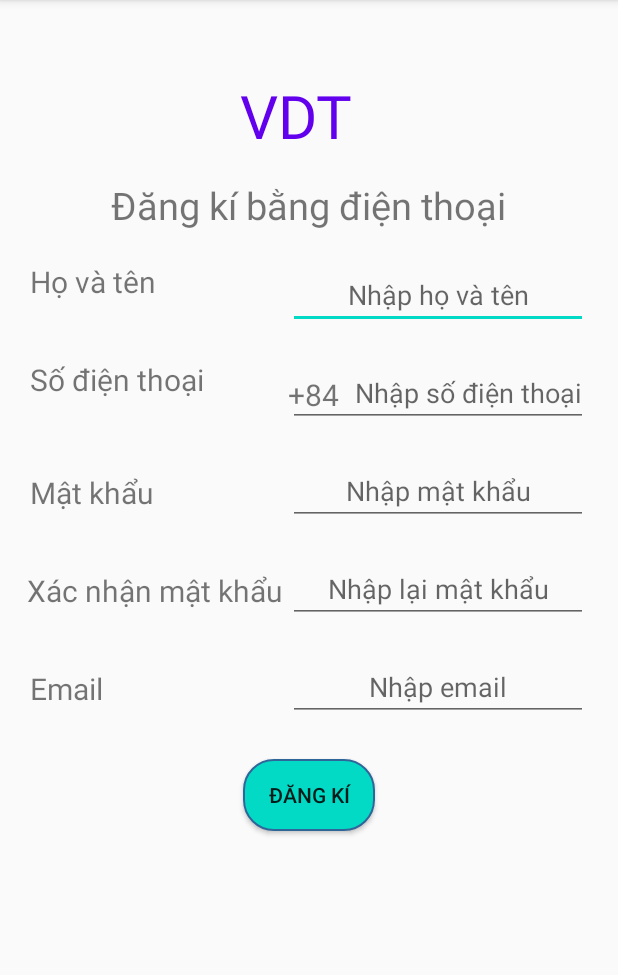
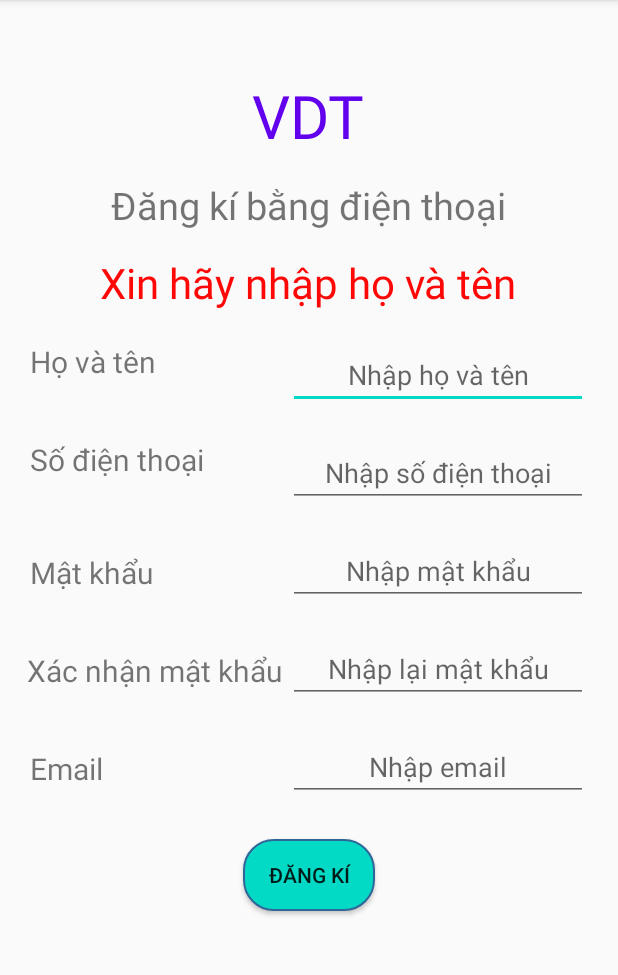
Before and after one commit to tuyen3962/Ewallet, an Android app: the RegisterByPhone screen opened directly, with no data from a screen before it, after a tap on "ĐĂNG KÍ", on a phone screen of 412 x 824 dp, the part 84-1059 px from its top. Run offline under Robolectric (Android 15) with nearby library versions, the light colour scheme and no system bars.

Commit message:
Minor update activity
Minor update login, verifyByPhone and registerByPhone activity
Add response to show message in the activity

```diff
--- a/EwalletExample/app/src/main/java/com/example/ewalletexample/RegisterByPhone.java
+++ b/EwalletExample/app/src/main/java/com/example/ewalletexample/RegisterByPhone.java
@@ -4,18 +4,22 @@
 
 import android.content.Intent;
 import android.os.Bundle;
+import android.text.Editable;
+import android.text.TextUtils;
+import android.text.TextWatcher;
 import android.view.View;
-import android.widget.Button;
 import android.widget.EditText;
-import android.widget.Toast;
+import android.widget.TextView;
 
 import com.example.ewalletexample.Symbol.Symbol;
-import com.example.ewalletexample.model.UserModel;
+import com.example.ewalletexample.data.User;
+import com.example.ewalletexample.model.Response;
+import com.example.ewalletexample.service.CheckInputField;
 
 public class RegisterByPhone extends AppCompatActivity {
 
-    EditText etUserPhone, etPassword, etConfirmPass, etEmail;
-    Button btnRegister;
+    EditText etFullname, etUserPhone, etPassword, etConfirmPass, etEmail;
+    TextView tvWarning;
 
     @Override
     protected void onCreate(Bundle savedInstanceState) {
@@ -23,50 +27,118 @@
         setContentView(R.layout.activity_register_by_phone);
 
         initUI();
-
-        btnRegister.setOnClickListener(new View.OnClickListener() {
-            @Override
-            public void onClick(View view) {
-                RegisterEvent();
-            }
-        });
+        AddTextWatcherIntoEditText();
     }
 
     void initUI(){
-        btnRegister = findViewById(R.id.btnRegister);
+        etFullname = findViewById(R.id.etFullName);
         etUserPhone = findViewById(R.id.etUserPhone);
         etPassword = findViewById(R.id.etPassword);
         etConfirmPass = findViewById(R.id.etConfirmPassword);
         etEmail = findViewById(R.id.etEmail);
+        tvWarning = findViewById(R.id.tvWarning);
     }
 
-    private void RegisterEvent(){
-        UserModel model = GetUserInformationFromInputField();
+    void AddTextWatcherIntoEditText(){
+        etFullname.addTextChangedListener(textWatcher);
+        etUserPhone.addTextChangedListener(textWatcher);
+        etPassword.addTextChangedListener(textWatcher);
+        etConfirmPass.addTextChangedListener(textWatcher);
+        etEmail.addTextChangedListener(textWatcher);
+    }
 
-        if(model.IsEmpty()){
-            Toast.makeText(RegisterByPhone.this, "Xin hãy nhập vào các ô trống",Toast.LENGTH_SHORT).show();
+    private TextWatcher textWatcher = new TextWatcher() {
+        @Override
+        public void beforeTextChanged(CharSequence charSequence, int i, int i1, int i2) {
+
+        }
+
+        @Override
+        public void onTextChanged(CharSequence charSequence, int i, int i1, int i2) {
+            if(tvWarning.getVisibility() == View.VISIBLE){
+                HideWarningTextview();
+            }
+        }
+
+        @Override
+        public void afterTextChanged(Editable editable) {
+
+        }
+    };
+
+    public void RegisterEvent(View view){
+        Response response = InputFieldIsValid();
+
+        if(response.isStatus()){
+            SwitchToVerifyByPhoneActivity();
+        }
+
+        ShowWarningTextview(response.getMessage());
+    }
+
+    private void ShowWarningTextview(String message){
+        tvWarning.setText(message);
+        tvWarning.setVisibility(View.VISIBLE);
+    }
+
+    private void HideWarningTextview(){
+        tvWarning.setVisibility(View.GONE);
+    }
+
+    private Response InputFieldIsValid(){
+        String fullName = etFullname.getText().toString();
+
+        if(TextUtils.isEmpty(fullName)){
+            return new Response("Xin hãy nhập họ và tên",false);
+        }
+
+        String phone = etUserPhone.getText().toString();
+
+        if(TextUtils.isEmpty(phone) && !CheckInputField.PhoneNumberIsValid(phone)){
+            return new Response("Xin hãy nhập số điện thoại đăng kí",false);
+        }
+
+        Response response = CheckPassword();
+
+        if(response.isStatus()){
+            String email = etEmail.getText().toString();
+            if(TextUtils.isEmpty(etEmail.getText().toString()) && !CheckInputField.EmailIsValid(email)){
+                return new Response("Xin hãy nhập email",false);
+            }
+            else{
+                return new Response("",true);
+            }
+        }
+
+        return response;
+    }
+
+    private Response CheckPassword(){
+        String pass = etPassword.getText().toString();
+        String confirmPass = etConfirmPass.getText().toString();
+
+        if (TextUtils.isEmpty(pass) || TextUtils.isEmpty(confirmPass)){
+            return new Response("Xin hãy nhập mật khẩu", false);
+        }
+        else if(!CheckInputField.PasswordIsValid(pass) || !CheckInputField.PasswordIsValid(confirmPass)){
+            return new Response("Mật khẩu không hợp lệ", false);
+        }
+        else if(pass.equalsIgnoreCase(confirmPass)){
+            return new Response("",true);
         }
         else{
-            if(model.CheckPassword()){
-                Intent intent = new Intent(RegisterByPhone.this, VerifyByPhoneActivity.class);
-                intent.putExtra(Symbol.USERNAME, model.getUsername());
-                intent.putExtra(Symbol.PASSWORD, model.getPassword());
-                intent.putExtra(Symbol.EMAIL, model.getEmail());
-                intent.putExtra(Symbol.PHONE, model.getPhoneNumber());
-
-                startActivity(intent);
-            }else{
-                Toast.makeText(RegisterByPhone.this,"Mật khẩu không trùng với mật khẩu xác nhập. Xin hãy nhập lại",Toast.LENGTH_SHORT).show();
-            }
+            return new Response("Mật khẩu và xác nhận mật khẩu không trùng", false);
         }
     }
 
-    private UserModel GetUserInformationFromInputField(){
-        String username = etUserPhone.getText().toString();
-        String password = etPassword.getText().toString();
-        String confirmPass = etConfirmPass.getText().toString();
-        String email = etEmail.getText().toString();
+    private void SwitchToVerifyByPhoneActivity(){
+        Intent intent = new Intent(RegisterByPhone.this, VerifyByPhoneActivity.class);
+        intent.putExtra(Symbol.REASION_VERIFY, Symbol.REASON_VERIFY_FOR_REGISTER);
+        intent.putExtra(Symbol.FULLNAME,etFullname.getText().toString());
+        intent.putExtra(Symbol.PASSWORD, etPassword.getText().toString());
+        intent.putExtra(Symbol.EMAIL, etEmail.getText().toString());
+        intent.putExtra(Symbol.PHONE, etUserPhone.getText().toString());
 
-        return new UserModel(username, password,confirmPass,username,email);
+        startActivity(intent);
     }
 }
--- a/EwalletExample/app/src/main/java/com/example/ewalletexample/Symbol/Symbol.java
+++ b/EwalletExample/app/src/main/java/com/example/ewalletexample/Symbol/Symbol.java
@@ -10,7 +10,6 @@
     public static String VERIFY_FORGET_BY_EMAIL = "EMAIL";
 
     public static String FULLNAME = "FULLNAME";
-    public static String USERNAME = "USERNAME";
     public static String PASSWORD = "PASSWORD";
     public static String PHONE = "PHONE";
     public static String EMAIL = "EMAIL";
--- a/EwalletExample/app/src/main/java/com/example/ewalletexample/model/Message.java
+++ /dev/null
@@ -1,6 +0,0 @@
-package com.example.ewalletexample.model;
-
-public class Message {
-    public String message;
-    public boolean status;
-}
--- /dev/null
+++ b/EwalletExample/app/src/main/java/com/example/ewalletexample/model/Response.java
@@ -0,0 +1,27 @@
+package com.example.ewalletexample.model;
+
+public class Response {
+    private String message;
+    private boolean status;
+
+    public Response(String _message, boolean _status){
+        message = _message;
+        status = _status;
+    }
+
+    public String getMessage() {
+        return message;
+    }
+
+    public void setMessage(String message) {
+        this.message = message;
+    }
+
+    public boolean isStatus() {
+        return status;
+    }
+
+    public void setStatus(boolean status) {
+        this.status = status;
+    }
+}
--- a/EwalletExample/app/src/main/java/com/example/ewalletexample/service/CheckInputField.java
+++ b/EwalletExample/app/src/main/java/com/example/ewalletexample/service/CheckInputField.java
@@ -6,7 +6,7 @@
     private static String PASSWORD_REGEX = "[0-9]{6}";
     private static String PHONE_REGEX = "0+[8|9|3|7|5]+[0-9]{8}";
 
-    public static boolean CheckEmail(String email){
+    public static boolean EmailIsValid(String email){
         if (email.matches(EMAIL_REGEX)){
             return true;
         }
@@ -14,7 +14,7 @@
         return false;
     }
 
-    public static boolean CheckPassword(String passowrd){
+    public static boolean PasswordIsValid(String passowrd){
         if (passowrd.matches(PASSWORD_REGEX)){
             return true;
         }
@@ -22,7 +22,7 @@
         return false;
     }
 
-    public static boolean CheckPhoneNumber(String phone){
+    public static boolean PhoneNumberIsValid(String phone){
         if(phone.matches(PHONE_REGEX)){
             String phoneCarrier = phone.substring(0,2);
             if(CarrierNumber.GetInstance().CarrierPhoneIsValid(phoneCarrier)){
--- a/EwalletExample/app/src/main/res/layout/activity_register_by_phone.xml
+++ b/EwalletExample/app/src/main/res/layout/activity_register_by_phone.xml
@@ -11,7 +11,7 @@
         android:id="@+id/textView5"
         android:layout_width="wrap_content"
         android:layout_height="wrap_content"
-        android:layout_marginStart="160dp"
+        android:layout_centerHorizontal="true"
         android:layout_marginTop="50dp"
         android:text="VDT"
         android:textColor="@color/colorPrimary"
@@ -28,9 +28,21 @@
         android:text="Đăng kí bằng điện thoại"/>
 
     <TextView
+        android:id="@+id/tvWarning"
         android:layout_width="wrap_content"
         android:layout_height="wrap_content"
-        android:layout_below="@id/tvRegisterByPhone"
+        android:layout_centerHorizontal="true"
+        android:layout_marginTop="15dp"
+        android:text="VDT"
+        android:textColor="@color/Red"
+        android:layout_below="@+id/tvRegisterByPhone"
+        android:textSize="28sp"
+        android:visibility="gone"/>
+
+    <TextView
+        android:layout_width="wrap_content"
+        android:layout_height="wrap_content"
+        android:layout_below="@id/tvWarning"
         android:layout_marginTop="20dp"
         android:textSize="20dp"
         android:text="Họ và tên"
@@ -40,7 +52,7 @@
         android:id="@+id/etFullName"
         android:layout_width="200dp"
         android:layout_height="wrap_content"
-        android:layout_below="@id/tvRegisterByPhone"
+        android:layout_below="@id/tvWarning"
         android:layout_alignParentEnd="true"
         android:layout_marginTop="20dp"
         android:hint="Nhập họ và tên"
@@ -57,15 +69,6 @@
         android:text="Số điện thoại"
         android:layout_marginStart="20dp"/>
 
-    <TextView
-        android:layout_width="wrap_content"
-        android:layout_height="wrap_content"
-        android:layout_below="@id/etFullName"
-        android:layout_alignLeft="@id/etUserPhone"
-        android:text="+84"
-        android:layout_marginTop="30dp"
-        android:textSize="20dp"/>
-
     <EditText
         android:id="@+id/etUserPhone"
         android:layout_width="200dp"
@@ -74,7 +77,7 @@
         android:layout_alignParentEnd="true"
         android:layout_marginTop="20dp"
         android:hint="Nhập số điện thoại"
-        android:gravity="right"
+        android:gravity="center"
         android:textSize="18dp"
         android:layout_marginRight="20dp"/>
 
@@ -145,11 +148,12 @@
         android:id="@+id/btnRegister"
         android:layout_width="wrap_content"
         android:layout_height="wrap_content"
+        android:layout_below="@id/etEmail"
         android:layout_centerHorizontal="true"
-        android:layout_below="@id/etEmail"
         android:layout_marginTop="25dp"
-        android:text="Đăng kí"
         android:background="@drawable/edit_round_button"
-        android:gravity="center"/>
+        android:gravity="center"
+        android:onClick="RegisterEvent"
+        android:text="Đăng kí" />
 
 </RelativeLayout>
```
Also changed, not shown: EwalletExample/app/src/main/java/com/example/ewalletexample/LoginActivity.java (+8 -39 lines), EwalletExample/app/src/main/java/com/example/ewalletexample/VerifyByPhoneActivity.java (+80 -13 lines), EwalletExample/app/src/main/java/com/example/ewalletexample/data/User.java (+2 -20 lines), EwalletExample/app/src/main/java/com/example/ewalletexample/model/UserModel.java (deleted, +0 -114 lines), EwalletExample/app/src/main/res/layout/activity_login_ui.xml (+19 -19 lines).
